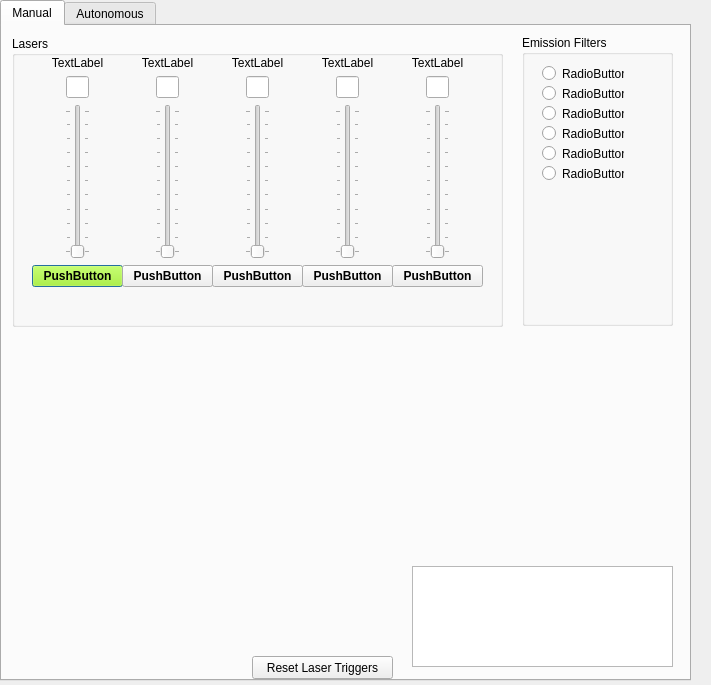
kjamartens/Gladoscopy, file UILaserController.ui: the form before one commit.
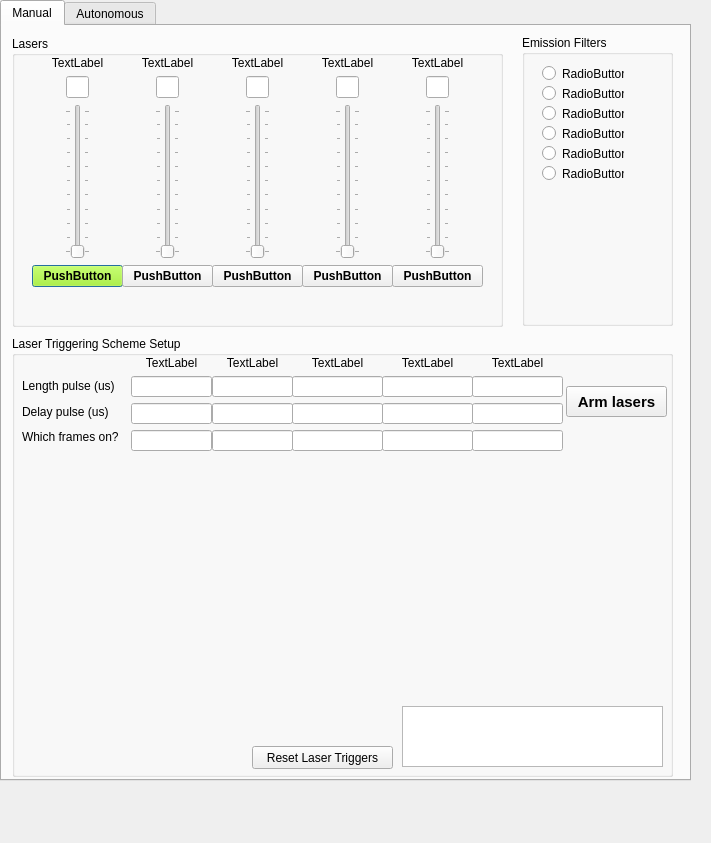
The form after the commit. Custom widgets are drawn as their Qt base class.

The edit to the form file:
```diff
--- a/UILaserController.ui
+++ b/UILaserController.ui
@@ -7,7 +7,7 @@
     <x>0</x>
     <y>0</y>
     <width>711</width>
-    <height>685</height>
+    <height>843</height>
    </rect>
   </property>
   <property name="windowTitle">
@@ -19,7 +19,7 @@
      <x>0</x>
      <y>0</y>
      <width>691</width>
-     <height>681</height>
+     <height>781</height>
     </rect>
    </property>
    <property name="currentIndex">
@@ -1181,38 +1181,279 @@
       </property>
      </widget>
     </widget>
-    <widget class="PlotWidget" name="graphWidget" native="true">
+    <widget class="QGroupBox" name="LaserTriggerSchemeBox">
      <property name="geometry">
       <rect>
        <x>10</x>
-       <y>320</y>
-       <width>671</width>
-       <height>211</height>
+       <y>310</y>
+       <width>661</width>
+       <height>441</height>
       </rect>
      </property>
-    </widget>
-    <widget class="QPushButton" name="resetLasersTriggerButton">
-     <property name="geometry">
-      <rect>
-       <x>250</x>
-       <y>630</y>
-       <width>141</width>
-       <height>23</height>
-      </rect>
+     <property name="title">
+      <string>Laser Triggering Scheme Setup</string>
      </property>
-     <property name="text">
-      <string>Reset Laser Triggers</string>
-     </property>
-    </widget>
-    <widget class="QTextBrowser" name="VerboseBox">
-     <property name="geometry">
-      <rect>
-       <x>410</x>
-       <y>540</y>
-       <width>261</width>
-       <height>101</height>
-      </rect>
-     </property>
+     <widget class="PlotWidget" name="graphWidget" native="true">
+      <property name="geometry">
+       <rect>
+        <x>10</x>
+        <y>150</y>
+        <width>641</width>
+        <height>211</height>
+       </rect>
+      </property>
+     </widget>
+     <widget class="QPushButton" name="resetLasersTriggerButton">
+      <property name="geometry">
+       <rect>
+        <x>240</x>
+        <y>410</y>
+        <width>141</width>
+        <height>23</height>
+       </rect>
+      </property>
+      <property name="text">
+       <string>Reset Laser Triggers</string>
+      </property>
+     </widget>
+     <widget class="QTextBrowser" name="VerboseBox">
+      <property name="geometry">
+       <rect>
+        <x>390</x>
+        <y>370</y>
+        <width>261</width>
+        <height>61</height>
+       </rect>
+      </property>
+     </widget>
+     <widget class="QWidget" name="horizontalLayoutWidget">
+      <property name="geometry">
+       <rect>
+        <x>280</x>
+        <y>20</y>
+        <width>91</width>
+        <height>95</height>
+       </rect>
+      </property>
+      <layout class="QHBoxLayout" name="horizontalLayout_8">
+       <item>
+        <layout class="QVBoxLayout" name="verticalLayout_3">
+         <item>
+          <widget class="QLabel" name="NameLaser_2_2">
+           <property name="text">
+            <string>TextLabel</string>
+           </property>
+           <property name="alignment">
+            <set>Qt::AlignCenter</set>
+           </property>
+          </widget>
+         </item>
+         <item>
+          <widget class="QLineEdit" name="Length_Edit_Laser_2"/>
+         </item>
+         <item>
+          <widget class="QLineEdit" name="Delay_Edit_Laser_2"/>
+         </item>
+         <item>
+          <widget class="QLineEdit" name="BlinkFrames_Edit_Laser_2"/>
+         </item>
+        </layout>
+       </item>
+      </layout>
+     </widget>
+     <widget class="QWidget" name="horizontalLayoutWidget_2">
+      <property name="geometry">
+       <rect>
+        <x>370</x>
+        <y>20</y>
+        <width>91</width>
+        <height>95</height>
+       </rect>
+      </property>
+      <layout class="QHBoxLayout" name="horizontalLayout_9">
+       <item>
+        <layout class="QVBoxLayout" name="verticalLayout_4">
+         <item>
+          <widget class="QLabel" name="NameLaser_3_2">
+           <property name="text">
+            <string>TextLabel</string>
+           </property>
+           <property name="alignment">
+            <set>Qt::AlignCenter</set>
+           </property>
+          </widget>
+         </item>
+         <item>
+          <widget class="QLineEdit" name="Length_Edit_Laser_3"/>
+         </item>
+         <item>
+          <widget class="QLineEdit" name="Delay_Edit_Laser_3"/>
+         </item>
+         <item>
+          <widget class="QLineEdit" name="BlinkFrames_Edit_Laser_3"/>
+         </item>
+        </layout>
+       </item>
+      </layout>
+     </widget>
+     <widget class="QWidget" name="horizontalLayoutWidget_3">
+      <property name="geometry">
+       <rect>
+        <x>460</x>
+        <y>20</y>
+        <width>91</width>
+        <height>95</height>
+       </rect>
+      </property>
+      <layout class="QHBoxLayout" name="horizontalLayout_13">
+       <item>
+        <layout class="QVBoxLayout" name="verticalLayout_5">
+         <item>
+          <widget class="QLabel" name="NameLaser_4_2">
+           <property name="text">
+            <string>TextLabel</string>
+           </property>
+           <property name="alignment">
+            <set>Qt::AlignCenter</set>
+           </property>
+          </widget>
+         </item>
+         <item>
+          <widget class="QLineEdit" name="Length_Edit_Laser_4"/>
+         </item>
+         <item>
+          <widget class="QLineEdit" name="Delay_Edit_Laser_4"/>
+         </item>
+         <item>
+          <widget class="QLineEdit" name="BlinkFrames_Edit_Laser_4"/>
+         </item>
+        </layout>
+       </item>
+      </layout>
+     </widget>
+     <widget class="QWidget" name="horizontalLayoutWidget_4">
+      <property name="geometry">
+       <rect>
+        <x>200</x>
+        <y>20</y>
+        <width>81</width>
+        <height>95</height>
+       </rect>
+      </property>
+      <layout class="QHBoxLayout" name="horizontalLayout_14">
+       <item>
+        <layout class="QVBoxLayout" name="verticalLayout_2">
+         <item>
+          <widget class="QLabel" name="NameLaser_1_2">
+           <property name="text">
+            <string>TextLabel</string>
+           </property>
+           <property name="alignment">
+            <set>Qt::AlignCenter</set>
+           </property>
+          </widget>
+         </item>
+         <item>
+          <widget class="QLineEdit" name="Length_Edit_Laser_1"/>
+         </item>
+         <item>
+          <widget class="QLineEdit" name="Delay_Edit_Laser_1"/>
+         </item>
+         <item>
+          <widget class="QLineEdit" name="BlinkFrames_Edit_Laser_1"/>
+         </item>
+        </layout>
+       </item>
+      </layout>
+     </widget>
+     <widget class="QWidget" name="horizontalLayoutWidget_5">
+      <property name="geometry">
+       <rect>
+        <x>119</x>
+        <y>20</y>
+        <width>81</width>
+        <height>95</height>
+       </rect>
+      </property>
+      <layout class="QHBoxLayout" name="horizontalLayout_15">
+       <item>
+        <layout class="QVBoxLayout" name="verticalLayout">
+         <item>
+          <widget class="QLabel" name="NameLaser_0_2">
+           <property name="text">
+            <string>TextLabel</string>
+           </property>
+           <property name="alignment">
+            <set>Qt::AlignCenter</set>
+           </property>
+          </widget>
+         </item>
+         <item>
+          <widget class="QLineEdit" name="Length_Edit_Laser_0"/>
+         </item>
+         <item>
+          <widget class="QLineEdit" name="Delay_Edit_Laser_0"/>
+         </item>
+         <item>
+          <widget class="QLineEdit" name="BlinkFrames_Edit_Laser_0"/>
+         </item>
+        </layout>
+       </item>
+      </layout>
+     </widget>
+     <widget class="QPushButton" name="ARMlaserTriggerPushButton">
+      <property name="geometry">
+       <rect>
+        <x>554</x>
+        <y>50</y>
+        <width>101</width>
+        <height>31</height>
+       </rect>
+      </property>
+      <property name="font">
+       <font>
+        <pointsize>11</pointsize>
+        <weight>75</weight>
+        <bold>true</bold>
+       </font>
+      </property>
+      <property name="text">
+       <string>Arm lasers</string>
+      </property>
+     </widget>
+     <widget class="QWidget" name="">
+      <property name="geometry">
+       <rect>
+        <x>10</x>
+        <y>40</y>
+        <width>101</width>
+        <height>71</height>
+       </rect>
+      </property>
+      <layout class="QVBoxLayout" name="verticalLayout_6">
+       <item>
+        <widget class="QLabel" name="label">
+         <property name="text">
+          <string>Length pulse (us)</string>
+         </property>
+        </widget>
+       </item>
+       <item>
+        <widget class="QLabel" name="label_2">
+         <property name="text">
+          <string>Delay pulse (us)</string>
+         </property>
+        </widget>
+       </item>
+       <item>
+        <widget class="QLabel" name="label_3">
+         <property name="text">
+          <string>Which frames on?</string>
+         </property>
+        </widget>
+       </item>
+      </layout>
+     </widget>
     </widget>
    </widget>
    <widget class="QWidget" name="tab_autonomous">
```
